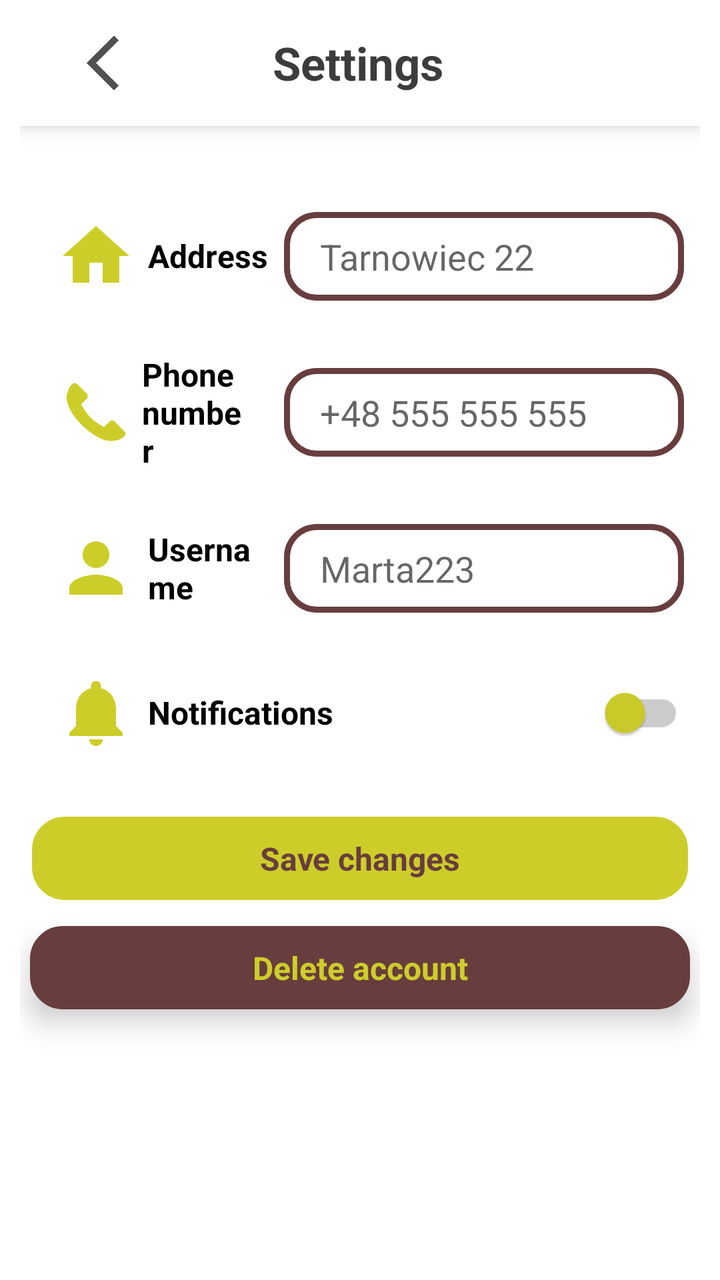
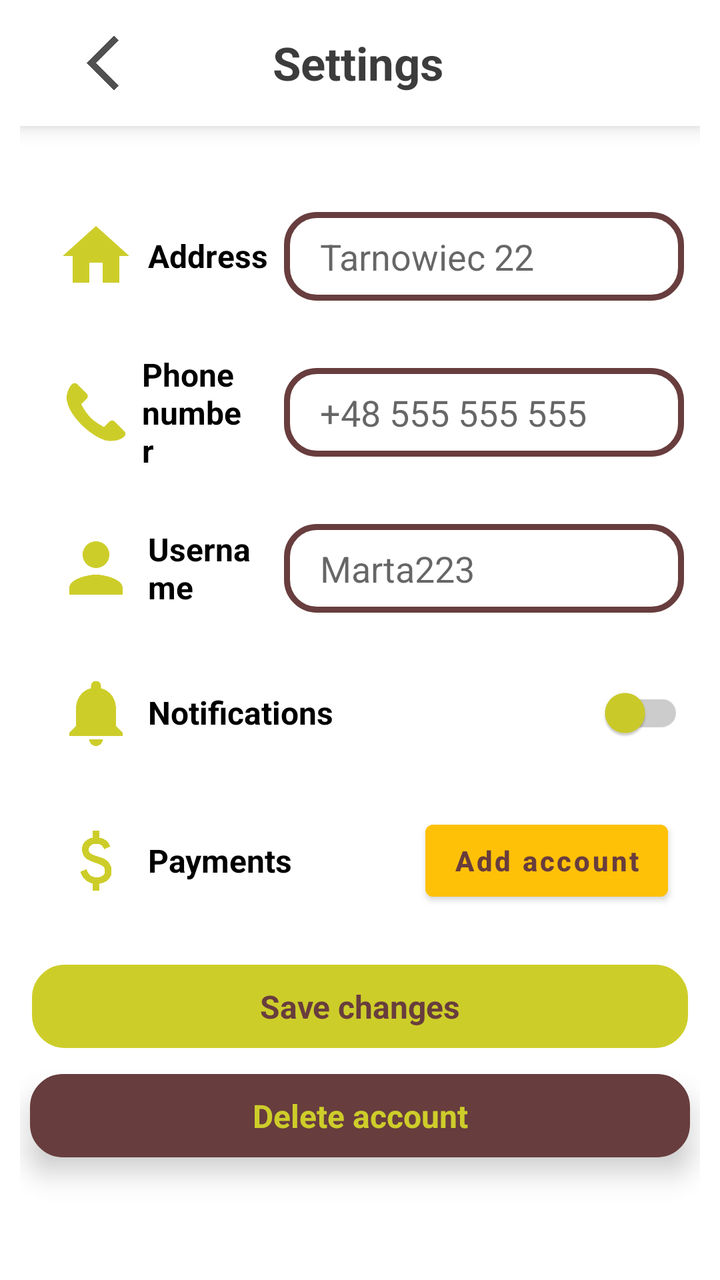

Compare the two renders of this Android layout. The source of the first and the diff that turns it into the second are given below.
<!-- AndroidManifest.xml: application theme Theme.Replate -->
<!-- res/layout/activity_settings.xml -->
<?xml version="1.0" encoding="utf-8"?>
<LinearLayout xmlns:android="http://schemas.android.com/apk/res/android"
    xmlns:tools="http://schemas.android.com/tools"
    xmlns:app="http://schemas.android.com/apk/res-auto"
    android:layout_width="match_parent"
    android:layout_height="match_parent"
    android:background="#ffffff"
    android:layout_marginTop="@dimen/margin_top"
    android:paddingHorizontal="10dp"
    android:orientation="vertical"
    >
    <LinearLayout
        android:paddingVertical="15dp"
        android:layout_width="match_parent"
        android:layout_height="wrap_content"
        android:orientation="horizontal"
        android:background="@color/white"
        android:elevation="6dp">
        <ImageView
            android:id="@+id/arrowback"
            android:layout_marginStart="25dp"
            android:layout_width="33dp"
            android:layout_height="33dp"
            android:src="@drawable/ic_arrow_back"/>
        <TextView
            android:layout_width="0dp"
            android:layout_weight="1"
            android:gravity="center"
            android:layout_marginEnd="60dp"
            android:layout_gravity="center"
            android:layout_height="wrap_content"
            android:textColor="#C3000000"
            android:textSize="23dp"
            android:textStyle="bold"
            android:text="Settings"/>
    </LinearLayout>

    <LinearLayout
        android:layout_marginTop="35dp"
        android:layout_width="match_parent"
        android:layout_height="wrap_content"
        android:orientation="horizontal"
        android:gravity="center_vertical"
        android:padding="8dp">

        <LinearLayout
            android:layout_marginStart="10dp"
            android:layout_width="0dp"
            android:layout_height="wrap_content"
            android:layout_weight="1"
            android:orientation="horizontal"
            android:gravity="center_vertical">

            <ImageView
                android:layout_width="40dp"
                android:layout_height="40dp"
                android:src="@drawable/ic_home"
                app:tint="@color/gold"
                android:layout_marginEnd="6dp" />

            <TextView
                android:layout_width="wrap_content"
                android:layout_height="wrap_content"
                android:text="Address"
                android:textStyle="bold"
                android:textSize="16sp"
                android:textColor="@android:color/black" />
        </LinearLayout>

        <AutoCompleteTextView
            android:id="@+id/addressEditText"
            android:layout_width="200dp"
            android:layout_height="wrap_content"
            android:background="@drawable/button_brown_border"
            android:hint="Tarnowiec 22"
            android:paddingVertical="10dp"
            android:paddingStart="18dp"
            android:inputType="textPostalAddress"
            android:layout_marginStart="8dp" />
    </LinearLayout>


    <LinearLayout
        android:layout_marginTop="10dp"
        android:layout_width="match_parent"
        android:layout_height="wrap_content"
        android:orientation="horizontal"
        android:gravity="center_vertical"
        android:padding="8dp">

        
        <LinearLayout
            android:layout_marginStart="10dp"
            android:layout_width="0dp"
            android:layout_weight="1"
            android:layout_height="wrap_content"
            android:orientation="horizontal"
            android:gravity="center_vertical">

            <ImageView
                android:layout_width="40dp"
                android:layout_height="40dp"
                android:src="@drawable/ic_phon"
                app:tint="@color/gold"
                android:layout_marginEnd="3dp" />

            <TextView
                android:layout_width="wrap_content"
                android:layout_height="wrap_content"
                android:text="Phone number"
                android:textStyle="bold"
                android:textSize="16sp"
                android:textColor="@android:color/black" />
        </LinearLayout>

        <EditText
            android:id="@+id/phoneEditText"
            android:layout_width="200dp"
            android:layout_height="wrap_content"
            android:layout_marginStart="16dp"
            android:background="@drawable/button_brown_border"
            android:hint="+48 555 555 555"
            android:paddingVertical="10dp"
            android:paddingStart="18dp"
            android:inputType="phone" />
    </LinearLayout>

    <LinearLayout
        android:layout_marginTop="10dp"
        android:layout_width="match_parent"
        android:layout_height="wrap_content"
        android:orientation="horizontal"
        android:gravity="center_vertical"
        android:padding="8dp">

        <LinearLayout
            android:layout_marginStart="10dp"
            android:layout_width="0dp"
            android:layout_weight="1"
            android:layout_height="wrap_content"
            android:orientation="horizontal"
            android:gravity="center_vertical">

            <ImageView
                android:layout_width="40dp"
                android:layout_height="40dp"
                android:layout_marginEnd="6dp"
                android:src="@drawable/ic_login"
                app:tint="@color/gold" />

            <TextView
                android:layout_width="wrap_content"
                android:layout_height="wrap_content"
                android:text="Username"
                android:textStyle="bold"
                android:textSize="16sp"
                android:textColor="@android:color/black" />
        </LinearLayout>

        <EditText
            android:id="@+id/usernameEditText"
            android:layout_width="200dp"
            android:layout_height="wrap_content"
            android:layout_marginStart="16dp"
            android:background="@drawable/button_brown_border"
            android:hint="Marta223"
            android:paddingVertical="10dp"
            android:paddingStart="18dp"
            android:inputType="text" />
    </LinearLayout>

    <LinearLayout
        android:layout_marginTop="10dp"
        android:layout_width="match_parent"
        android:layout_height="wrap_content"
        android:orientation="horizontal"
        android:gravity="center_vertical"
        android:padding="8dp">

        <LinearLayout
            android:layout_width="0dp"
            android:layout_height="wrap_content"
            android:layout_weight="1"
            android:orientation="horizontal"
            android:gravity="center_vertical"
            android:layout_marginStart="10dp">

            <ImageView
                android:layout_width="40dp"
                android:layout_height="40dp"
                android:src="@drawable/ic_notifications"
                app:tint="@color/gold"
                android:layout_marginEnd="6dp" />

            <TextView
                android:layout_width="wrap_content"
                android:layout_height="wrap_content"
                android:text="Notifications"
                android:textStyle="bold"
                android:textSize="16sp"
                android:textColor="@android:color/black" />
        </LinearLayout>
        <Space
            android:layout_height="wrap_content"
            android:layout_width="wrap_content"/>
        <androidx.appcompat.widget.SwitchCompat
            android:id="@+id/notificationsSwitch"
            android:layout_width="wrap_content"
            android:layout_height="wrap_content"
            app:thumbTint="@color/switch_thumb_color"
            app:trackTint="@color/switch_track_color" />

    </LinearLayout>


<TextView
    android:layout_marginTop="20dp"
    android:backgroundTint="@color/gold"
    android:layout_marginHorizontal="6dp"
    android:id="@+id/savebtn"
    android:layout_width="match_parent"
    android:layout_height="wrap_content"
    android:text="Save changes"
    android:paddingVertical="10dp"
    android:textSize="16dp"
    android:textAlignment="center"
    android:textColor="@color/brown"
    android:textStyle="bold"
    android:background="@drawable/button_brown_border"/>



    <androidx.cardview.widget.CardView
        android:id="@+id/deletebtn"
        android:layout_gravity="center_horizontal"
        xmlns:android="http://schemas.android.com/apk/res/android"
        xmlns:app="http://schemas.android.com/apk/res-auto"
        android:layout_width="match_parent"
        android:layout_height="wrap_content"
        app:cardElevation="8dp"
        app:cardCornerRadius="15dp"
        android:layout_marginHorizontal="5dp"
        android:layout_marginTop="13dp"
        android:layout_marginBottom="23dp"
        app:cardBackgroundColor="@android:color/transparent"
        >

        <LinearLayout
            android:layout_width="match_parent"
            android:layout_height="wrap_content"
            android:orientation="horizontal"
            android:gravity="center_vertical"
            android:backgroundTint="@color/brown"
            android:background="@drawable/button_brown_border"
            android:paddingVertical="10dp">

            <TextView
                android:textColor="@color/gold"
                android:layout_gravity="center_horizontal"
                android:layout_width="wrap_content"
                android:textAlignment="center"
                android:layout_weight="1"
                android:layout_height="wrap_content"
                android:text="Delete account"
                android:textStyle="bold"
                android:textSize="16sp"/>


        </LinearLayout>
    </androidx.cardview.widget.CardView>

</LinearLayout>
<!-- resources referenced by this layout -->
<resources>
  <color name="brown">#683D3D</color>
  <color name="gold">#CDCD2A</color>
  <color name="white">#FFFFFFFF</color>
  <dimen name="margin_top">25sp</dimen>
  <!-- drawable button_brown_border (drawable) -->
  <shape xmlns:android="http://schemas.android.com/apk/res/android"
      android:shape="rectangle">
  
      <solid android:color="@android:color/white" />
  
      <stroke
          android:width="3dp"
          android:color="@color/brown" />
  
      <corners android:radius="15dp" />
  </shape>
  <!-- drawable ic_arrow_back (drawable) -->
  <vector android:height="24dp" android:tint="#505050"
      android:viewportHeight="24" android:viewportWidth="24"
      android:width="24dp" xmlns:android="http://schemas.android.com/apk/res/android">
      <path android:fillColor="@android:color/white" android:pathData="M17.77,3.77l-1.77,-1.77l-10,10l10,10l1.77,-1.77l-8.23,-8.23z"/>
  </vector>
  <!-- drawable ic_home (drawable) -->
  <vector android:height="24dp" android:tint="#DCDCDC"
      android:viewportHeight="24" android:viewportWidth="24"
      android:width="24dp" xmlns:android="http://schemas.android.com/apk/res/android">
      <path android:fillColor="@android:color/white" android:pathData="M10,20v-6h4v6h5v-8h3L12,3 2,12h3v8z"/>
  </vector>
  <!-- drawable ic_login (drawable) -->
  <vector android:height="24dp" android:tint="#DCDCDC"
      android:viewportHeight="24" android:viewportWidth="24"
      android:width="24dp" xmlns:android="http://schemas.android.com/apk/res/android">
      <path android:fillColor="@android:color/white" android:pathData="M12,12c2.21,0 4,-1.79 4,-4s-1.79,-4 -4,-4 -4,1.79 -4,4 1.79,4 4,4zM12,14c-2.67,0 -8,1.34 -8,4v2h16v-2c0,-2.66 -5.33,-4 -8,-4z"/>
  </vector>
  <!-- drawable ic_notifications (drawable) -->
  <vector android:height="24dp" android:tint="#DCDCDC"
      android:viewportHeight="24" android:viewportWidth="24"
      android:width="24dp" xmlns:android="http://schemas.android.com/apk/res/android">
      <path android:fillColor="@android:color/white" android:pathData="M12,22c1.1,0 2,-0.9 2,-2h-4c0,1.1 0.89,2 2,2zM18,16v-5c0,-3.07 -1.64,-5.64 -4.5,-6.32L13.5,4c0,-0.83 -0.67,-1.5 -1.5,-1.5s-1.5,0.67 -1.5,1.5v0.68C7.63,5.36 6,7.92 6,11v5l-2,2v1h16v-1l-2,-2z"/>
  </vector>
  <style name="Theme.Replate" parent="Base.Theme.Replate" />
  <style name="Base.Theme.Replate" parent="Theme.MaterialComponents.DayNight.NoActionBar">
          
          <item name="colorPrimary">@color/brown</item>
          <item name="colorPrimaryVariant">@color/brown</item>
          <item name="colorSecondary">@color/brown</item>
  
          
          <item name="colorControlActivated">@color/brown</item>
          <item name="colorAccent">@color/brown</item>
  
          
          <item name="android:textCursorDrawable">@null</item>
  
          
          <item name="android:colorControlHighlight">@color/brown</item>
          <item name="android:colorControlNormal">@color/brown</item>
      </style>
  <!-- unchanged entries left out for length: 1 -->
</resources>

<!-- the commit's change to res/layout/activity_settings.xml (unified diff, before → after) -->
@@ -212,8 +212,56 @@
 
     </LinearLayout>
 
-
-<TextView
+    <LinearLayout
+        android:layout_marginTop="10dp"
+        android:layout_width="match_parent"
+        android:layout_height="wrap_content"
+        android:orientation="horizontal"
+        android:gravity="center_vertical"
+        android:padding="8dp">
+
+        <LinearLayout
+            android:layout_width="0dp"
+            android:layout_height="wrap_content"
+            android:layout_weight="1"
+            android:orientation="horizontal"
+            android:gravity="center_vertical"
+            android:layout_marginStart="10dp">
+
+            <ImageView
+                android:layout_width="40dp"
+                android:layout_height="40dp"
+                android:src="@drawable/ic_payments"
+                app:tint="@color/gold"
+                android:layout_marginEnd="6dp" />
+
+            <TextView
+                android:layout_width="wrap_content"
+                android:layout_height="wrap_content"
+                android:text="Payments"
+                android:textStyle="bold"
+                android:textSize="16sp"
+                android:textColor="@android:color/black" />
+        </LinearLayout>
+
+        <Button
+            android:id="@+id/addBankBtn"
+            android:layout_width="wrap_content"
+            android:layout_height="wrap_content"
+            android:layout_marginEnd="8dp"
+            android:paddingHorizontal="14dp"
+            android:paddingVertical="6dp"
+            android:text="Add account"
+            android:textAllCaps="false"
+            android:textColor="@color/brown"
+            android:textStyle="bold"
+            android:backgroundTint="@color/green"
+            android:elevation="4dp" />
+    </LinearLayout>
+
+
+
+    <TextView
     android:layout_marginTop="20dp"
     android:backgroundTint="@color/gold"
     android:layout_marginHorizontal="6dp"
<!-- resource entries referenced after the edit -->
@@ -2,6 +2,7 @@
 <resources>
   <color name="brown">#683D3D</color>
   <color name="gold">#CDCD2A</color>
+  <color name="green">#FFC107</color>
   <color name="white">#FFFFFFFF</color>
   <dimen name="margin_top">25sp</dimen>
   <!-- drawable button_brown_border (drawable) -->
@@ -40,6 +41,12 @@
       android:width="24dp" xmlns:android="http://schemas.android.com/apk/res/android">
       <path android:fillColor="@android:color/white" android:pathData="M12,22c1.1,0 2,-0.9 2,-2h-4c0,1.1 0.89,2 2,2zM18,16v-5c0,-3.07 -1.64,-5.64 -4.5,-6.32L13.5,4c0,-0.83 -0.67,-1.5 -1.5,-1.5s-1.5,0.67 -1.5,1.5v0.68C7.63,5.36 6,7.92 6,11v5l-2,2v1h16v-1l-2,-2z"/>
   </vector>
+  <!-- drawable ic_payments (drawable) -->
+  <vector xmlns:android="http://schemas.android.com/apk/res/android" android:height="24dp" android:tint="#000000" android:viewportHeight="960" android:viewportWidth="960" android:width="24dp">
+        
+      <path android:fillColor="@android:color/white" android:pathData="M441,840L441,754Q388,742 349.5,708Q311,674 293,612L367,582Q382,630 411.5,655Q441,680 489,680Q530,680 558.5,661.5Q587,643 587,604Q587,569 565,548.5Q543,528 463,502Q377,475 345,437.5Q313,400 313,346Q313,281 355,245Q397,209 441,204L441,120L521,120L521,204Q571,212 603.5,240.5Q636,269 651,310L577,342Q565,310 543,294Q521,278 483,278Q439,278 416,297.5Q393,317 393,346Q393,379 423,398Q453,417 527,438Q596,458 631.5,501.5Q667,545 667,602Q667,673 625,710Q583,747 521,756L521,840L441,840Z"/>
+      
+  </vector>
   <style name="Theme.Replate" parent="Base.Theme.Replate" />
   <style name="Base.Theme.Replate" parent="Theme.MaterialComponents.DayNight.NoActionBar">
           
